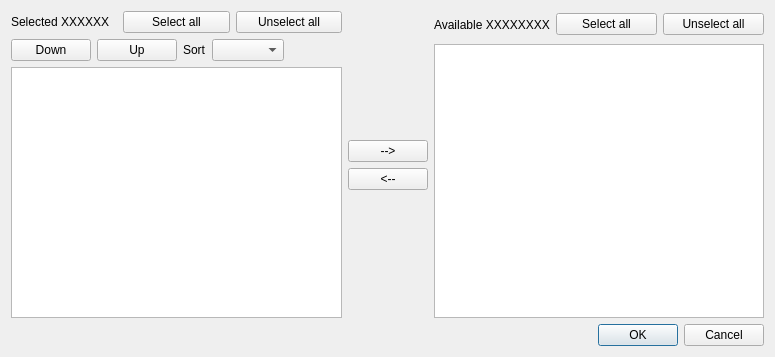
First picture: the form in src/mdtutilsgui/mdtItemsSelectorDialog.ui, repository scandyna/multidiagtools, before the edit.
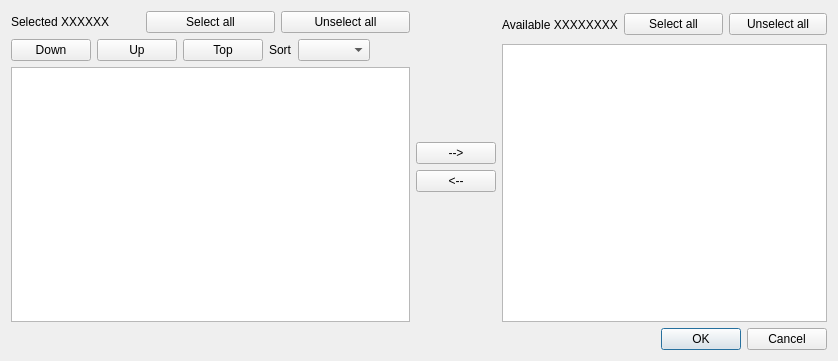
Second picture: the form after the edit.

```diff
--- a/src/mdtutilsgui/mdtItemsSelectorDialog.ui
+++ b/src/mdtutilsgui/mdtItemsSelectorDialog.ui
@@ -6,8 +6,8 @@
    <rect>
     <x>0</x>
     <y>0</y>
-    <width>775</width>
-    <height>357</height>
+    <width>838</width>
+    <height>361</height>
    </rect>
   </property>
   <property name="windowTitle">
@@ -59,6 +59,13 @@
            </property>
           </widget>
          </item>
+         <item>
+          <widget class="QPushButton" name="pbTop">
+           <property name="text">
+            <string>Top</string>
+           </property>
+          </widget>
+         </item>
          <item>
           <widget class="QLabel" name="lbSortOrder">
            <property name="text">
```
